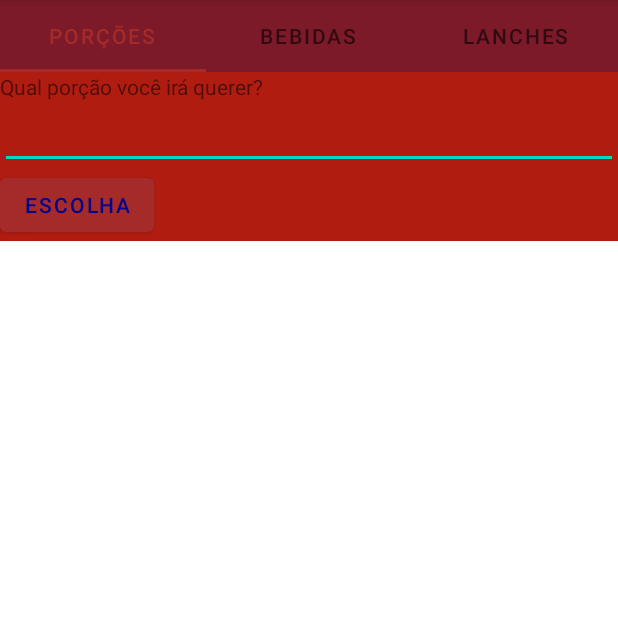
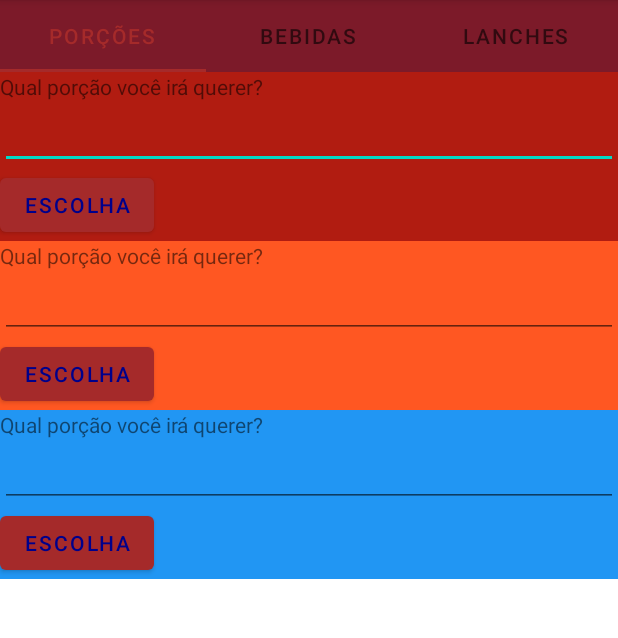
Before and after one commit to DaniloHY/FoodFast, an Android app: the screen it shows after launch (MenuTabBar_Activity), on a phone screen of 412 x 824 dp, the part 84-722 px from its top. Run offline under Robolectric (Android 15) with nearby library versions, the phone set to English and light mode, and no system bars.

Commit message:
fragment

```diff
--- a/app/src/main/res/layout/fragment_bebidas.xml
+++ b/app/src/main/res/layout/fragment_bebidas.xml
@@ -1,14 +1,28 @@
 <?xml version="1.0" encoding="utf-8"?>
-<FrameLayout xmlns:android="http://schemas.android.com/apk/res/android"
+<LinearLayout xmlns:android="http://schemas.android.com/apk/res/android"
     xmlns:tools="http://schemas.android.com/tools"
     android:layout_width="match_parent"
     android:layout_height="match_parent"
+    android:background="#FF5722"
+    android:orientation="vertical"
     tools:context=".BebidasFragment">
 
     <!-- TODO: Update blank fragment layout -->
     <TextView
         android:layout_width="match_parent"
-        android:layout_height="match_parent"
-        android:text="@string/hello_blank_fragment" />
+        android:layout_height="wrap_content"
+        android:text="Qual porção você irá querer?" />
 
-</FrameLayout>
+    <EditText
+        android:id="@+id/edtPorcoes"
+        android:layout_width="match_parent"
+        android:layout_height="wrap_content"
+        tools:ignore="SpeakableTextPresentCheck,TouchTargetSizeCheck" />
+
+    <Button
+        android:id="@+id/btnEscolha"
+        android:layout_width="wrap_content"
+        android:layout_height="wrap_content"
+        android:text="Escolha" />
+
+</LinearLayout>
--- a/app/src/main/res/layout/fragment_laches.xml
+++ b/app/src/main/res/layout/fragment_laches.xml
@@ -1,14 +1,28 @@
 <?xml version="1.0" encoding="utf-8"?>
-<FrameLayout xmlns:android="http://schemas.android.com/apk/res/android"
+<LinearLayout xmlns:android="http://schemas.android.com/apk/res/android"
     xmlns:tools="http://schemas.android.com/tools"
     android:layout_width="match_parent"
     android:layout_height="match_parent"
+    android:background="#2196F3"
+    android:orientation="vertical"
     tools:context=".LachesFragment">
 
     <!-- TODO: Update blank fragment layout -->
     <TextView
         android:layout_width="match_parent"
-        android:layout_height="match_parent"
-        android:text="@string/hello_blank_fragment" />
+        android:layout_height="wrap_content"
+        android:text="Qual porção você irá querer?" />
 
-</FrameLayout>
+    <EditText
+        android:id="@+id/edtPorcoes"
+        android:layout_width="match_parent"
+        android:layout_height="wrap_content"
+        tools:ignore="SpeakableTextPresentCheck,TouchTargetSizeCheck" />
+
+    <Button
+        android:id="@+id/btnEscolha"
+        android:layout_width="wrap_content"
+        android:layout_height="wrap_content"
+        android:text="Escolha" />
+
+</LinearLayout>
--- a/app/src/main/res/layout/menu_tab_bar_layout.xml
+++ b/app/src/main/res/layout/menu_tab_bar_layout.xml
@@ -32,9 +32,24 @@
     </com.google.android.material.tabs.TabLayout>
 
     <include
+        android:id="@+id/fragPorcoes"
         layout="@layout/fragment_porcoes"
         android:layout_width="match_parent"
         android:layout_height="wrap_content"
         android:layout_below="@id/idTabLayout" />
 
+    <include
+        android:id="@+id/fragBebidas"
+        layout="@layout/fragment_bebidas"
+        android:layout_width="match_parent"
+        android:layout_height="wrap_content"
+        android:layout_below="@id/fragPorcoes" />
+
+    <include
+        android:id="@+id/fragLanches"
+        layout="@layout/fragment_laches"
+        android:layout_width="match_parent"
+        android:layout_height="wrap_content"
+        android:layout_below="@id/fragBebidas" />
+
 </RelativeLayout>
```
